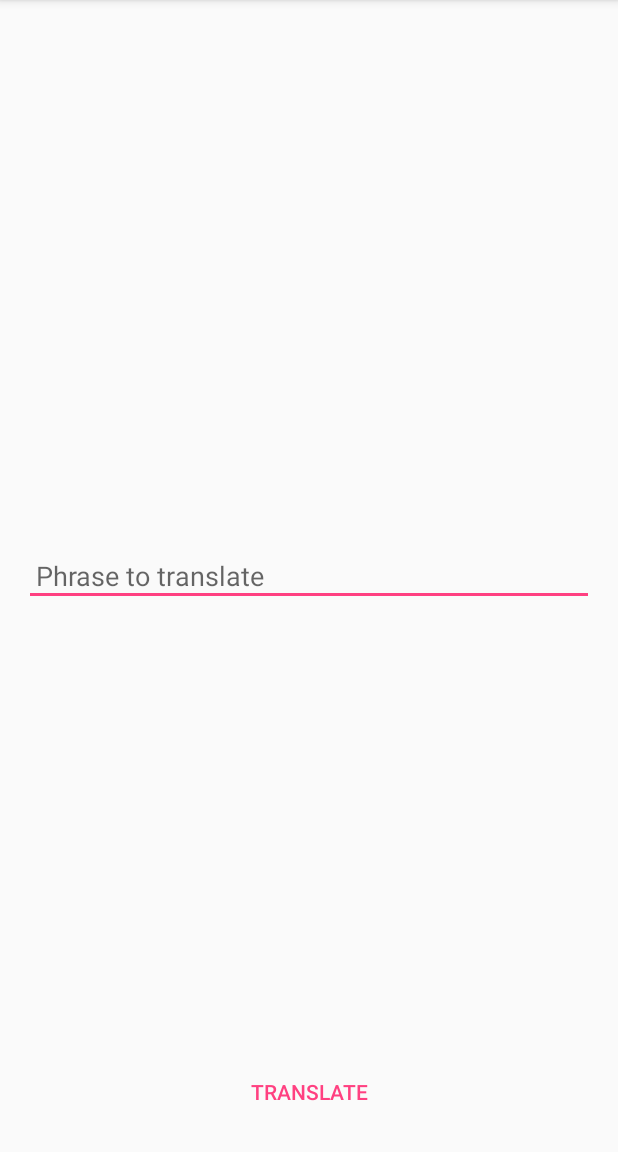
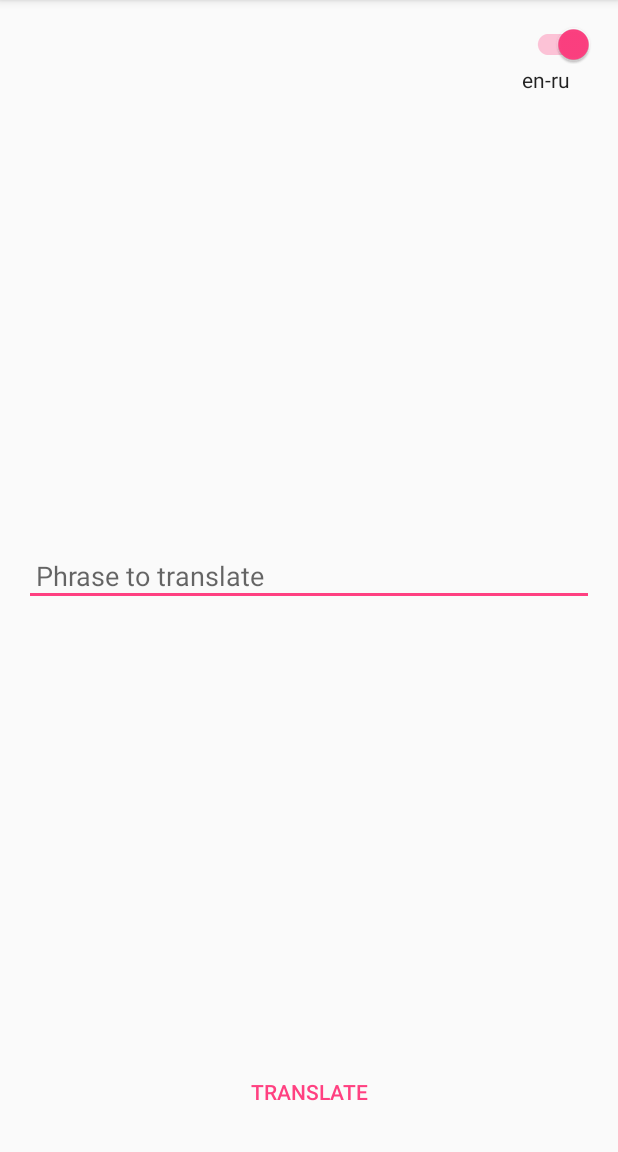
Before and after one commit to batulovandrey/YandexTranslator, an Android app: the screen it shows after launch (MainActivity), on a phone screen of 412 x 824 dp, the part 84-1236 px from its top. Run offline under Robolectric (Android 15) with nearby library versions, the phone set to English and light mode, and no system bars; our stand-ins replace ButterKnife, Dagger/Hilt's generated code; libraries missing offline, so code that uses them is left out: retrofit2.converter.jackson; 3 statements that could not run were skipped.

```diff
--- a/app/src/main/java/com/github/batulovandrey/yandextranslator/MainActivity.java
+++ b/app/src/main/java/com/github/batulovandrey/yandextranslator/MainActivity.java
@@ -2,7 +2,10 @@ package com.github.batulovandrey.yandextranslator;
 
 import android.os.Bundle;
 import android.support.v7.app.AppCompatActivity;
+import android.support.v7.widget.SwitchCompat;
 import android.view.View;
+import android.widget.Button;
+import android.widget.CompoundButton;
 import android.widget.EditText;
 import android.widget.ProgressBar;
 import android.widget.TextView;
@@ -14,9 +17,16 @@ import com.github.batulovandrey.yandextranslator.view.MainView;
 
 import butterknife.BindView;
 import butterknife.ButterKnife;
+import butterknife.OnCheckedChanged;
 import butterknife.OnClick;
 
 public class MainActivity extends AppCompatActivity implements MainView {
+
+    @BindView(R.id.lang_text_view)
+    TextView mLangTextView;
+
+    @BindView(R.id.switch_compat)
+    SwitchCompat mSwitchCompat;
 
     @BindView(R.id.input_edit_text)
     EditText mInputEditText;
@@ -27,6 +37,9 @@ public class MainActivity extends AppCompatActivity implements MainView {
     @BindView(R.id.translation_text_view)
     TextView mTranslationTextView;
 
+    @BindView(R.id.translate_button)
+    Button mTranslateButton;
+
     private MainPresenter mMainPresenter;
 
     @Override
@@ -36,6 +49,7 @@ public class MainActivity extends AppCompatActivity implements MainView {
 
         ButterKnife.bind(this);
         mMainPresenter = new MainPresenterImpl(this);
+        mMainPresenter.getLanguage();
     }
 
     @OnClick(R.id.translate_button)
@@ -44,6 +58,11 @@ public class MainActivity extends AppCompatActivity implements MainView {
         if (input.length() > 0) {
             mMainPresenter.processTranslation(input);
         }
+    }
+
+    @OnCheckedChanged(R.id.switch_compat)
+    void onCheckedChange(CompoundButton button, boolean checked) {
+        mMainPresenter.changeLanguage(checked);
     }
 
     @Override
@@ -65,4 +84,13 @@ public class MainActivity extends AppCompatActivity implements MainView {
     public void showTranslation(String translatedText) {
         mTranslationTextView.setText(translatedText);
     }
+
+    @Override
+    public void showDefaultLanguageChecked(boolean checked) {
+        int buttonTextResId = checked ? R.string.translate : R.string.translate_ru;
+        mTranslateButton.setText(getString(buttonTextResId));
+        mSwitchCompat.setChecked(checked);
+        int stringResId = checked ? R.string.en_ru : R.string.ru_en;
+        mLangTextView.setText(getString(stringResId));
+    }
 }
--- a/app/src/main/java/com/github/batulovandrey/yandextranslator/dagger/NetModule.java
+++ b/app/src/main/java/com/github/batulovandrey/yandextranslator/dagger/NetModule.java
@@ -1,4 +1,8 @@
 package com.github.batulovandrey.yandextranslator.dagger;
+
+import android.app.Application;
+import android.content.SharedPreferences;
+import android.preference.PreferenceManager;
 
 import com.github.batulovandrey.yandextranslator.TranslationService;
 
@@ -43,4 +47,10 @@ public class NetModule {
     TranslationService provideTranslationService(Retrofit retrofit) {
         return retrofit.create(TranslationService.class);
     }
+
+    @Provides
+    @Singleton
+    SharedPreferences provideSharedPreferences(Application application) {
+        return PreferenceManager.getDefaultSharedPreferences(application);
+    }
 }
--- a/app/src/main/java/com/github/batulovandrey/yandextranslator/model/MainModel.java
+++ b/app/src/main/java/com/github/batulovandrey/yandextranslator/model/MainModel.java
@@ -1,5 +1,6 @@
 package com.github.batulovandrey.yandextranslator.model;
 
+import android.content.SharedPreferences;
 import android.support.annotation.NonNull;
 
 import com.github.batulovandrey.yandextranslator.TranslationService;
@@ -22,7 +23,9 @@ import retrofit2.Response;
 public class MainModel {
 
     private static final String KEY = "trnsl.1.1.20170722T192921Z.510179ac2d7a8c00.1056d584674f2d7b41216adb06ba9c56c9ab36a1";
-    private static final String LANG = "en-ru";
+    private static final String LANG_DEFAULT = "en-ru";
+    private static final String LANG_RU_EN = "ru-en";
+    private static final String LANG = "lang";
     private static final String FORMAT = "plain";
     private static final String OPTIONS = "1";
 
@@ -31,14 +34,25 @@ public class MainModel {
     @Inject
     TranslationService mService;
 
+    @Inject
+    SharedPreferences mPreferences;
+
     public MainModel(MainPresenter mainPresenter) {
         TranslatorApp.getNetComponent().inject(this);
         mMainPresenter = mainPresenter;
     }
 
+    public void setLanguage(boolean isEnRu) {
+        SharedPreferences.Editor editor = mPreferences.edit();
+        editor.putBoolean(LANG, isEnRu);
+        editor.apply();
+        mMainPresenter.showDefaultLanguageChecked(isEnRu);
+    }
+
     public void processTranslation(String sourceText) {
         mMainPresenter.showProgress();
-        Call<TranslationBean> call = mService.getTranslation(KEY, sourceText, LANG, FORMAT, OPTIONS);
+        String lang = isDefaultLanguageChecked() ? LANG_DEFAULT : LANG_RU_EN;
+        Call<TranslationBean> call = mService.getTranslation(KEY, sourceText, lang, FORMAT, OPTIONS);
         call.enqueue(new Callback<TranslationBean>() {
             @Override
             public void onResponse(@NonNull Call<TranslationBean> call, @NonNull Response<TranslationBean> response) {
@@ -64,4 +78,10 @@ public class MainModel {
             }
         });
     }
+
+    public boolean isDefaultLanguageChecked() {
+        boolean isDefaultChecked = mPreferences.getBoolean(LANG, true);
+        mMainPresenter.changeLanguage(isDefaultChecked);
+        return isDefaultChecked;
+    }
 }
--- a/app/src/main/java/com/github/batulovandrey/yandextranslator/presenter/MainPresenter.java
+++ b/app/src/main/java/com/github/batulovandrey/yandextranslator/presenter/MainPresenter.java
@@ -14,5 +14,11 @@ public interface MainPresenter {
 
     void showTranslation(String translatedText);
 
+    void showDefaultLanguageChecked(boolean checked);
+
     void processTranslation(String sourceText);
+
+    void changeLanguage(boolean isEnRu);
+
+    void getLanguage();
 }
--- a/app/src/main/java/com/github/batulovandrey/yandextranslator/presenter/MainPresenterImpl.java
+++ b/app/src/main/java/com/github/batulovandrey/yandextranslator/presenter/MainPresenterImpl.java
@@ -38,7 +38,22 @@ public class MainPresenterImpl implements MainPresenter {
     }
 
     @Override
+    public void showDefaultLanguageChecked(boolean show) {
+        mMainView.showDefaultLanguageChecked(show);
+    }
+
+    @Override
     public void processTranslation(String sourceText) {
         mMainModel.processTranslation(sourceText);
     }
+
+    @Override
+    public void changeLanguage(boolean isEnRu) {
+        mMainModel.setLanguage(isEnRu);
+    }
+
+    @Override
+    public void getLanguage() {
+        mMainModel.isDefaultLanguageChecked();
+    }
 }
--- a/app/src/main/java/com/github/batulovandrey/yandextranslator/view/MainView.java
+++ b/app/src/main/java/com/github/batulovandrey/yandextranslator/view/MainView.java
@@ -13,4 +13,6 @@ public interface MainView {
     void showError();
 
     void showTranslation(String translatedText);
+
+    void showDefaultLanguageChecked(boolean show);
 }
--- a/app/src/main/res/layout/activity_main.xml
+++ b/app/src/main/res/layout/activity_main.xml
@@ -7,6 +7,21 @@
     android:layout_height="match_parent"
     android:padding="@dimen/padding_medium"
     tools:context="com.github.batulovandrey.yandextranslator.MainActivity">
+
+    <android.support.v7.widget.SwitchCompat
+        android:id="@+id/switch_compat"
+        android:layout_width="wrap_content"
+        android:layout_height="wrap_content"
+        android:layout_alignParentRight="true"/>
+
+    <TextView
+        android:id="@+id/lang_text_view"
+        android:layout_width="wrap_content"
+        android:layout_height="wrap_content"
+        android:layout_alignLeft="@id/switch_compat"
+        android:layout_below="@id/switch_compat"
+        android:textAppearance="@style/Base.TextAppearance.AppCompat.Body1"
+        tools:text="en-ru"/>
 
     <EditText
         android:id="@+id/input_edit_text"
@@ -42,6 +57,6 @@
         android:layout_width="match_parent"
         android:layout_height="wrap_content"
         android:layout_alignParentBottom="true"
-        android:text="@string/translate"/>
+        tools:text="@string/translate"/>
 
 </RelativeLayout>
--- a/app/src/main/res/values/strings.xml
+++ b/app/src/main/res/values/strings.xml
@@ -3,4 +3,7 @@
     <string name="hint">Phrase to translate</string>
     <string name="translate">translate</string>
     <string name="error">Something went wrong</string>
+    <string name="en_ru">en-ru</string>
+    <string name="ru_en">ru-en</string>
+    <string name="translate_ru">перевести</string>
 </resources>
```
